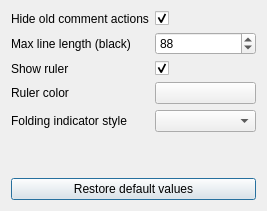
YoannQDQ/qgis-better-editor, file settingsdialog.ui: the form before one commit.
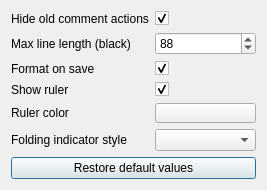
The form after the commit. Custom widgets are drawn as their Qt base class.

Commit message: Refactor using monkeypatch and add format on save option

Diff of the .ui file:
```diff
--- a/settingsdialog.ui
+++ b/settingsdialog.ui
@@ -7,7 +7,7 @@
     <x>0</x>
     <y>0</y>
     <width>267</width>
-    <height>211</height>
+    <height>184</height>
    </rect>
   </property>
   <property name="windowTitle">
@@ -53,34 +53,34 @@
        </property>
       </widget>
      </item>
-     <item row="4" column="0">
+     <item row="5" column="0">
       <widget class="QLabel" name="label_3">
        <property name="text">
         <string>Folding indicator style</string>
        </property>
       </widget>
      </item>
-     <item row="4" column="1">
+     <item row="5" column="1">
       <widget class="QComboBox" name="foldingStyleComboBox"/>
      </item>
-     <item row="2" column="0">
+     <item row="3" column="0">
       <widget class="QLabel" name="label_4">
        <property name="text">
         <string>Show ruler</string>
        </property>
       </widget>
      </item>
-     <item row="2" column="1">
-      <widget class="QCheckBox" name="rulerCheckBox">
-       <property name="text">
-        <string/>
-       </property>
-       <property name="checked">
-        <bool>true</bool>
-       </property>
-      </widget>
-     </item>
      <item row="3" column="1">
+      <widget class="QCheckBox" name="rulerCheckBox">
+       <property name="text">
+        <string/>
+       </property>
+       <property name="checked">
+        <bool>true</bool>
+       </property>
+      </widget>
+     </item>
+     <item row="4" column="1">
       <widget class="QgsColorButton" name="rulerColorButton">
        <property name="sizePolicy">
         <sizepolicy hsizetype="Preferred" vsizetype="Fixed">
@@ -110,13 +110,30 @@
        </property>
       </widget>
      </item>
-     <item row="3" column="0">
+     <item row="4" column="0">
       <widget class="QLabel" name="label_5">
        <property name="text">
         <string>Ruler color</string>
        </property>
       </widget>
      </item>
+     <item row="2" column="0">
+      <widget class="QLabel" name="label_6">
+       <property name="text">
+        <string>Format on save</string>
+       </property>
+      </widget>
+     </item>
+     <item row="2" column="1">
+      <widget class="QCheckBox" name="formatOnSaveCheckBox">
+       <property name="text">
+        <string/>
+       </property>
+       <property name="checked">
+        <bool>true</bool>
+       </property>
+      </widget>
+     </item>
     </layout>
    </item>
    <item>
```
The commit also changes 4 other files.
